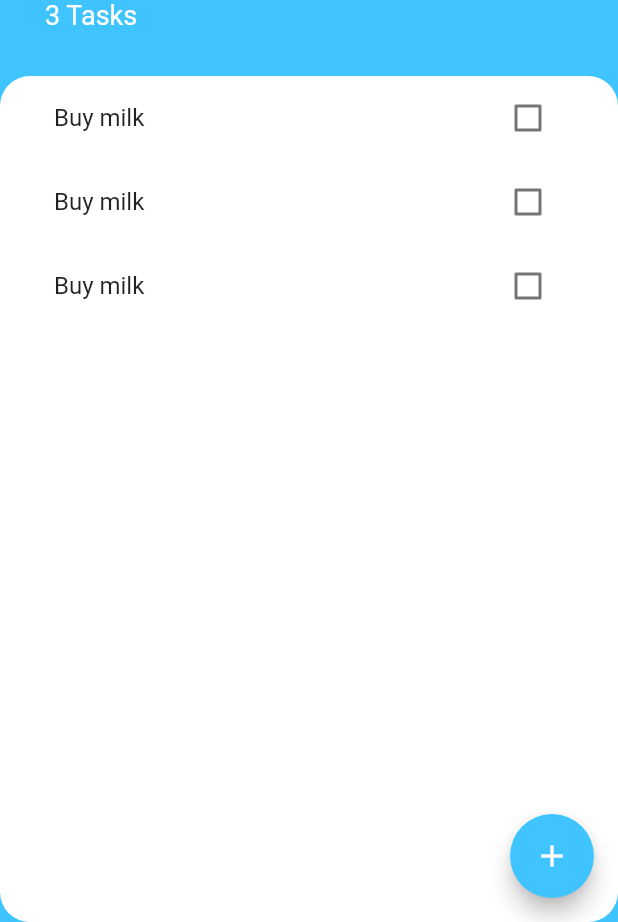
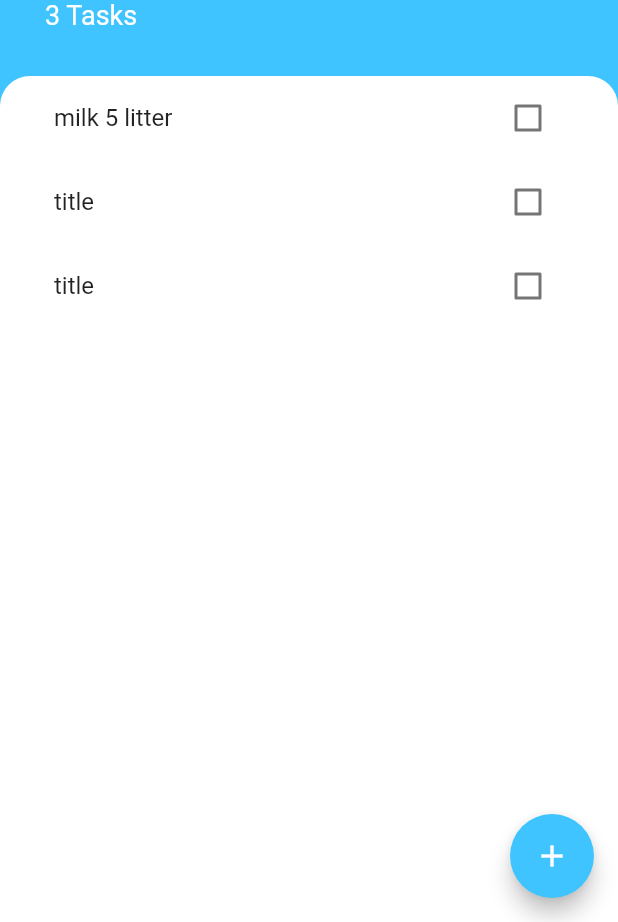
Before and after one commit to SultanCse/todoey_new, a Flutter app: the screen it shows after launch, on a phone screen of 412 x 824 dp, the part 314-1236 px from its top. Run offline on Flutter 3.47's test engine with Material 2 defaults, Android fonts, the phone set to English and light mode, and no system bars.

Commit message:
tutorial 200 done

```diff
--- a/lib/screen/add_task_screen.dart
+++ b/lib/screen/add_task_screen.dart
@@ -1,4 +1,3 @@
-import 'package:flutter/cupertino.dart';
 import 'package:flutter/material.dart';
 
 class AddTask extends StatelessWidget {
@@ -29,7 +28,7 @@ class AddTask extends StatelessWidget {
               textAlign: TextAlign.center,
               // maxLines: 4,
             ),
-            SizedBox(
+            const SizedBox(
               height: 20,
             ),
             TextButton(
--- a/lib/screen/task_screen.dart
+++ b/lib/screen/task_screen.dart
@@ -75,9 +75,8 @@ class _TaskScreenState extends State<TaskScreen> {
               padding: const EdgeInsets.symmetric(horizontal: 20),
               decoration: const BoxDecoration(
                 color: Colors.white,
-                borderRadius: BorderRadius.horizontal(
-                  right: Radius.circular(20),
-                  left: Radius.circular(20),
+                borderRadius: BorderRadius.vertical(
+                  top: Radius.circular(20),
                 ),
               ),
               child: const TaskList(),
--- a/lib/widgets/task_list.dart
+++ b/lib/widgets/task_list.dart
@@ -1,16 +1,21 @@
 import 'package:flutter/material.dart';
 import 'package:todoey_new/widgets/task_tile.dart';
 
-class TaskList extends StatelessWidget {
+class TaskList extends StatefulWidget {
   const TaskList({
     Key? key,
   }) : super(key: key);
+  @override
+  State<TaskList> createState() => _TaskListState();
+}
 
+class _TaskListState extends State<TaskList> {
+  bool val = false;
   @override
   Widget build(BuildContext context) {
     return ListView(
       children: const [
-        TaskTile(),
+        TaskTile(title: "milk 5 litter"),
         TaskTile(),
         TaskTile(),
       ],
--- a/lib/widgets/task_tile.dart
+++ b/lib/widgets/task_tile.dart
@@ -1,20 +1,46 @@
 import 'package:flutter/material.dart';
 
-class TaskTile extends StatelessWidget {
-  const TaskTile({
-    Key? key,
-  }) : super(key: key);
+class TaskTile extends StatefulWidget {
+  const TaskTile({Key? key, this.title = "title"}) : super(key: key);
+  final String title;
+  @override
+  State<TaskTile> createState() => _TaskTileState();
+}
 
+class _TaskTileState extends State<TaskTile> {
+  bool taskDone = false;
   @override
   Widget build(BuildContext context) {
     return ListTile(
-      title: const Text(
-        "Buy milk",
+      title: Text(
+        widget.title,
+        style: taskDone ? const TextStyle(decoration: TextDecoration.lineThrough) : null,
       ),
-      trailing: Checkbox(
-        value: false,
-        onChanged: (bool? value) {},
+      trailing: CheckTask(
+        checked: taskDone,
+        onChecked: (value) {
+          setState(() {
+            taskDone = value!;
+          });
+        },
       ),
     );
   }
 }
+
+class CheckTask extends StatelessWidget {
+  const CheckTask({Key? key, this.onChecked, this.checked = false}) : super(key: key);
+  final void Function(bool?)? onChecked;
+  final bool checked;
+  @override
+  Widget build(BuildContext context) {
+    return Checkbox(
+      value: checked,
+      // onChanged: (value) {
+      //   checked = value!;
+      //   onChecked!(checked);
+      // },
+      onChanged: onChecked,
+    );
+  }
+}
```
